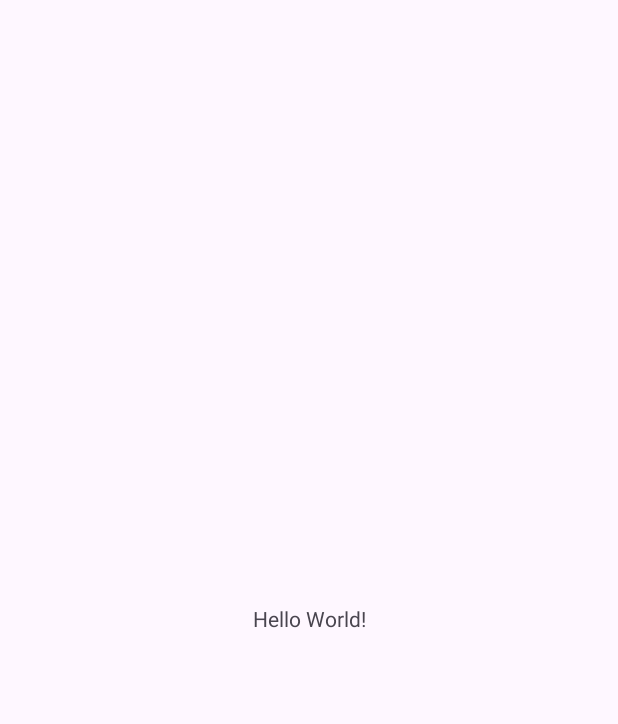
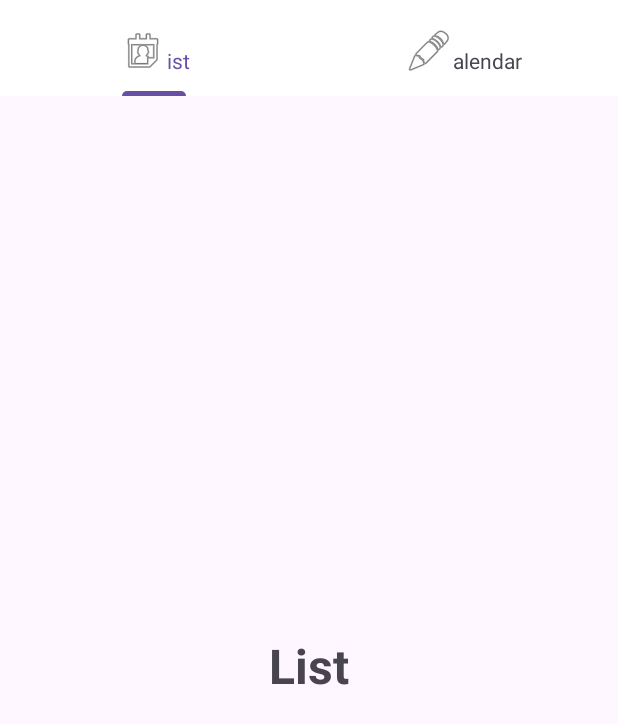
Before and after one commit to vp0594/Jouranl, an Android app: the screen it shows after launch (MainActivity), on a phone screen of 412 x 824 dp. Before the commit the part shown is almost empty. Shown: the top 724 px of the screen. Run offline under Robolectric (Android 15) with nearby library versions, the phone set to English and light mode, and no system bars.

Commit message:
Added TabLayout

```diff
--- /dev/null
+++ b/app/src/main/java/com/example/joranl/ListFragment.java
@@ -0,0 +1,33 @@
+package com.example.joranl;
+
+import android.os.Bundle;
+
+import androidx.fragment.app.Fragment;
+
+import android.view.LayoutInflater;
+import android.view.View;
+import android.view.ViewGroup;
+import android.widget.TextView;
+
+
+public class ListFragment extends Fragment {
+
+    TextView textView;
+
+    public ListFragment() {
+    }
+
+
+    @Override
+    public View onCreateView(LayoutInflater inflater, ViewGroup container, Bundle savedInstanceState) {
+
+
+        View view = inflater.inflate(R.layout.fragment_list, container, false);
+
+        textView = view.findViewById(R.id.text_view);
+        String sTitle = getArguments().getString("title");
+
+        textView.setText(sTitle);
+        return view;
+    }
+}
--- a/app/src/main/java/com/example/joranl/MainActivity.java
+++ b/app/src/main/java/com/example/joranl/MainActivity.java
@@ -1,14 +1,53 @@
 package com.example.joranl;
 
 import androidx.appcompat.app.AppCompatActivity;
+import androidx.viewpager.widget.ViewPager;
 
 import android.os.Bundle;
 
+import com.google.android.material.tabs.TabLayout;
+
+import java.util.ArrayList;
+
 public class MainActivity extends AppCompatActivity {
+
+    TabLayout tabLayout;
+    ViewPager viewPager;
 
     @Override
     protected void onCreate(Bundle savedInstanceState) {
         super.onCreate(savedInstanceState);
         setContentView(R.layout.activity_main);
+
+
+        tabLayout = findViewById(R.id.tab_layout);
+        viewPager = findViewById(R.id.view_pager);
+
+        ArrayList<String> arrayList = new ArrayList<>(0);
+
+        arrayList.add("List");
+        arrayList.add("Calendar");
+
+        tabLayout.setupWithViewPager(viewPager);
+        prepareViewPager(viewPager, arrayList);
+
+    }
+
+    private void prepareViewPager(ViewPager viewPager, ArrayList<String> arrayList) {
+        TabLayoutAdapter adapter = new TabLayoutAdapter(getSupportFragmentManager(), getApplicationContext());
+
+        ListFragment listFragment = new ListFragment();
+
+        for (int i = 0; i < arrayList.size(); i++) {
+            Bundle bundle = new Bundle();
+
+            bundle.putString("title", arrayList.get(i));
+            listFragment.setArguments(bundle);
+
+            adapter.addFragment(listFragment, arrayList.get(i));
+
+            listFragment = new ListFragment();
+        }
+        viewPager.setAdapter(adapter);
     }
 }
--- /dev/null
+++ b/app/src/main/java/com/example/joranl/TabLayoutAdapter.java
@@ -0,0 +1,60 @@
+package com.example.joranl;
+
+import android.content.Context;
+import android.graphics.drawable.Drawable;
+import android.text.SpannableString;
+import android.text.Spanned;
+import android.text.style.ImageSpan;
+
+import androidx.annotation.NonNull;
+import androidx.core.content.ContextCompat;
+import androidx.fragment.app.Fragment;
+import androidx.fragment.app.FragmentManager;
+import androidx.fragment.app.FragmentPagerAdapter;
+
+import java.util.ArrayList;
+
+public class TabLayoutAdapter extends FragmentPagerAdapter {
+
+    ArrayList<Fragment> fragmentArrayList = new ArrayList<>();
+    ArrayList<String> stringArrayList = new ArrayList<>();
+    Context context;
+
+    int[] imgList = {android.R.drawable.ic_menu_my_calendar, android.R.drawable.ic_menu_edit};
+
+    public TabLayoutAdapter(@NonNull FragmentManager fm, Context context) {
+        super(fm);
+        this.context = context;
+    }
+
+    public void addFragment(Fragment fragment, String s) {
+        fragmentArrayList.add(fragment);
+        stringArrayList.add(s);
+    }
+
+    @NonNull
+    @Override
+    public Fragment getItem(int position) {
+        return fragmentArrayList.get(position);
+    }
+
+    @Override
+    public int getCount() {
+        return fragmentArrayList.size();
+    }
+
+    public CharSequence getPageTitle(int position) {
+        Drawable drawable = ContextCompat.getDrawable(context, imgList[position]);
+
+        drawable.setBounds(0,0 ,drawable.getIntrinsicWidth(),drawable.getIntrinsicHeight());
+
+        SpannableString spannableString = new SpannableString(""+stringArrayList.get(position));
+
+        ImageSpan imageSpan= new ImageSpan(drawable,ImageSpan.ALIGN_BOTTOM);
+
+        spannableString.setSpan(imageSpan,0,1, Spanned.SPAN_EXCLUSIVE_EXCLUSIVE);
+
+        return spannableString;
+
+    }
+}
--- a/app/src/main/res/layout/activity_main.xml
+++ b/app/src/main/res/layout/activity_main.xml
@@ -1,18 +1,24 @@
 <?xml version="1.0" encoding="utf-8"?>
-<androidx.constraintlayout.widget.ConstraintLayout xmlns:android="http://schemas.android.com/apk/res/android"
+<LinearLayout xmlns:android="http://schemas.android.com/apk/res/android"
     xmlns:app="http://schemas.android.com/apk/res-auto"
     xmlns:tools="http://schemas.android.com/tools"
     android:layout_width="match_parent"
     android:layout_height="match_parent"
+    android:orientation="vertical"
     tools:context=".MainActivity">
 
-    <TextView
-        android:layout_width="wrap_content"
-        android:layout_height="wrap_content"
-        android:text="Hello World!"
-        app:layout_constraintBottom_toBottomOf="parent"
-        app:layout_constraintEnd_toEndOf="parent"
-        app:layout_constraintStart_toStartOf="parent"
-        app:layout_constraintTop_toTopOf="parent" />
+    <com.google.android.material.tabs.TabLayout
+        android:id="@+id/tab_layout"
+        android:layout_width="match_parent"
+        android:layout_height="?actionBarSize"
+        android:background="@color/white"
+        app:tabInlineLabel="true"
+        app:tabTextAppearance="@style/TextAppearance.AppCompat.Small" />
 
-</androidx.constraintlayout.widget.ConstraintLayout>
+    <androidx.viewpager.widget.ViewPager
+        android:id="@+id/view_pager"
+        android:layout_width="match_parent"
+        android:layout_height="match_parent" />
+
+
+</LinearLayout>
--- /dev/null
+++ b/app/src/main/res/layout/fragment_list.xml
@@ -0,0 +1,15 @@
+<?xml version="1.0" encoding="utf-8"?>
+<FrameLayout xmlns:android="http://schemas.android.com/apk/res/android"
+    xmlns:tools="http://schemas.android.com/tools"
+    android:layout_width="match_parent"
+    android:layout_height="match_parent">
+
+    <TextView
+        android:id="@+id/text_view"
+        android:layout_width="match_parent"
+        android:layout_height="match_parent"
+        android:gravity="center"
+        android:textSize="32sp"
+        android:textStyle="bold" />
+
+</FrameLayout>
--- a/app/src/main/res/values/strings.xml
+++ b/app/src/main/res/values/strings.xml
@@ -1,3 +1,5 @@
 <resources>
     <string name="app_name">Joranl</string>
+<!-- TODO: Remove or change this placeholder text -->
+    <string name="hello_blank_fragment">Hello blank fragment</string>
 </resources>
```
